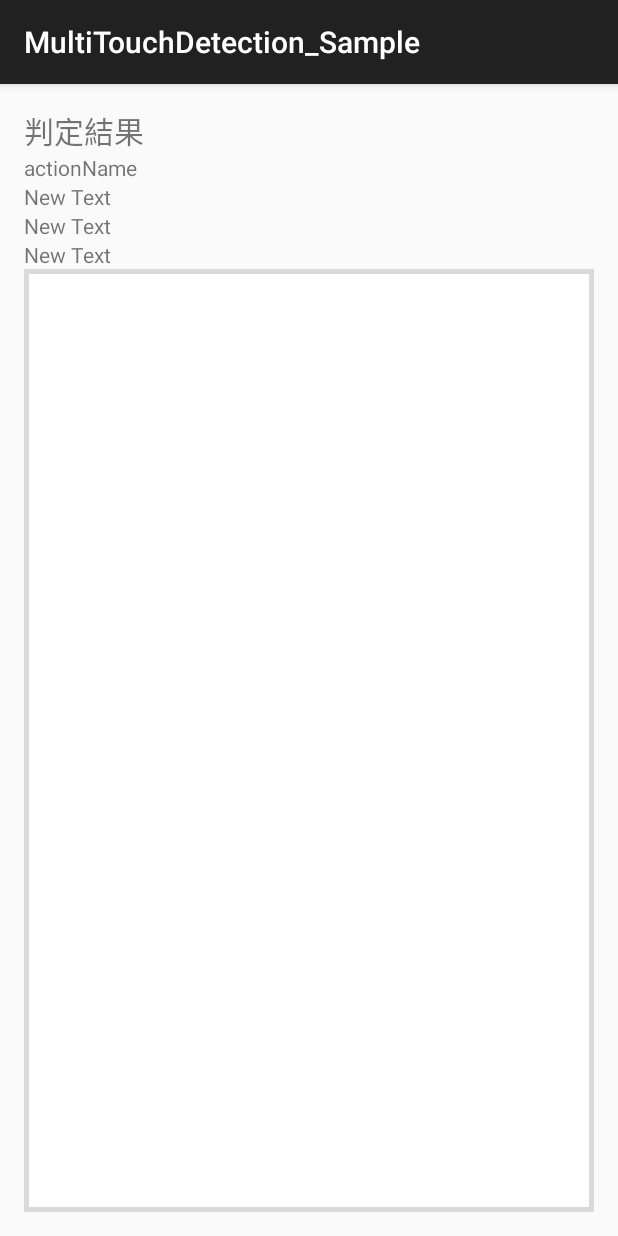
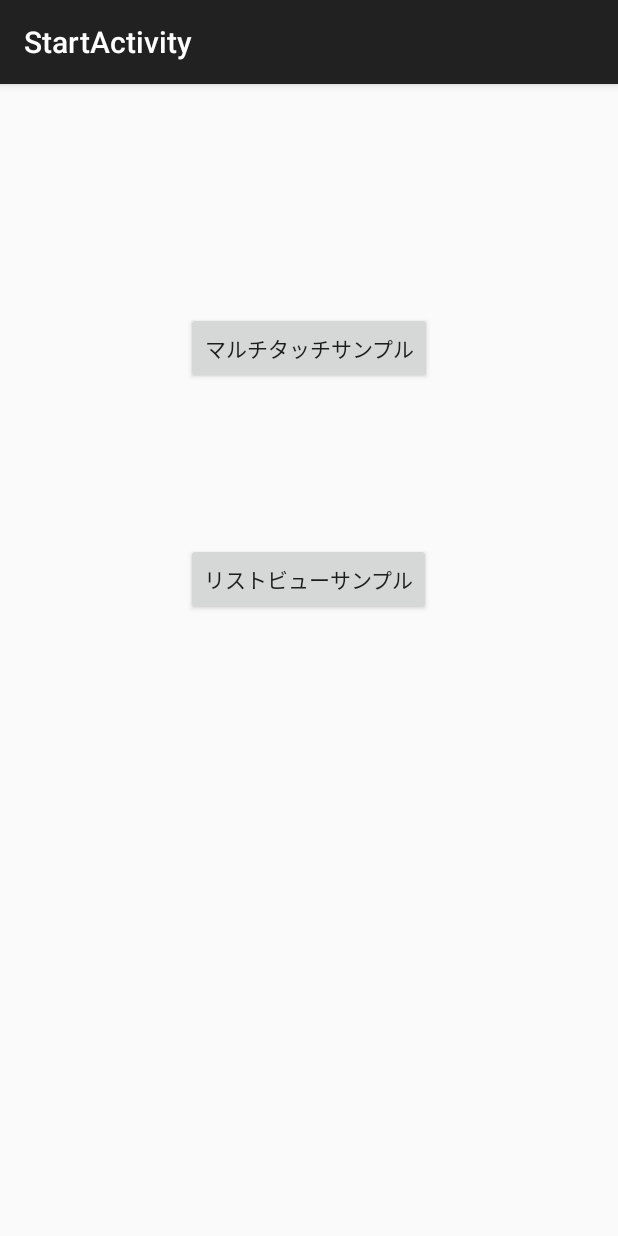
Before and after one commit to litmon/MultiTouchDetection_Sample, an Android app: the screen it shows after launch (MainActivity before the commit, StartActivity after it), on a phone screen of 412 x 824 dp. Run offline under Robolectric (Android 15) with nearby library versions, the phone set to English and light mode, and no system bars.

Commit message:
ListViewで各要素に対してスワイプ処理。

```diff
--- a/app/build.gradle
+++ b/app/build.gradle
@@ -22,4 +22,5 @@ android {
 dependencies {
     compile fileTree(dir: 'libs', include: ['*.jar'])
     compile 'com.android.support:appcompat-v7:22.0.0'
+    compile project(':libSFG')
 }
--- /dev/null
+++ b/app/src/main/java/com/lifeistech/android/multitouchdetection_sample/StartActivity.java
@@ -0,0 +1,28 @@
+package com.lifeistech.android.multitouchdetection_sample;
+
+import android.content.Intent;
+import android.support.v7.app.ActionBarActivity;
+import android.os.Bundle;
+import android.view.Menu;
+import android.view.MenuItem;
+import android.view.View;
+
+
+public class StartActivity extends ActionBarActivity {
+
+    @Override
+    protected void onCreate(Bundle savedInstanceState) {
+        super.onCreate(savedInstanceState);
+        setContentView(R.layout.activity_start);
+    }
+
+    public void startTapActivity(View v){
+        startActivity(new Intent(this, MainActivity.class));
+    }
+
+    public void startListActivity(View v){
+        startActivity(new Intent(this, DoubleFingerTapListActivity.class));
+
+    }
+
+}
--- /dev/null
+++ b/app/src/main/res/layout/activity_start.xml
@@ -0,0 +1,28 @@
+<RelativeLayout xmlns:android="http://schemas.android.com/apk/res/android"
+    xmlns:tools="http://schemas.android.com/tools" android:layout_width="match_parent"
+    android:layout_height="match_parent" android:paddingLeft="@dimen/activity_horizontal_margin"
+    android:paddingRight="@dimen/activity_horizontal_margin"
+    android:paddingTop="@dimen/activity_vertical_margin"
+    android:paddingBottom="@dimen/activity_vertical_margin"
+    tools:context="com.lifeistech.android.multitouchdetection_sample.StartActivity">
+
+    <Button
+        android:layout_width="wrap_content"
+        android:layout_height="wrap_content"
+        android:text="マルチタッチサンプル"
+        android:id="@+id/button"
+        android:layout_alignParentTop="true"
+        android:layout_centerHorizontal="true"
+        android:layout_marginTop="136dp"
+        android:onClick="startTapActivity" />
+
+    <Button
+        android:layout_width="wrap_content"
+        android:layout_height="wrap_content"
+        android:text="リストビューサンプル"
+        android:id="@+id/button2"
+        android:layout_below="@+id/button"
+        android:layout_centerHorizontal="true"
+        android:layout_marginTop="106dp"
+        android:onClick="startListActivity" />
+</RelativeLayout>
--- a/app/src/main/res/values/strings.xml
+++ b/app/src/main/res/values/strings.xml
@@ -3,4 +3,6 @@
 
     <string name="hello_world">Hello world!</string>
     <string name="action_settings">Settings</string>
+    <string name="title_activity_double_finger_tap_list">DoubleFingerTapListActivity</string>
+    <string name="title_activity_start">StartActivity</string>
 </resources>
--- a/settings.gradle
+++ b/settings.gradle
@@ -1 +1,2 @@
 include ':app'
+include ':libSFG'
```
Also changed, not shown: app/src/main/AndroidManifest.xml (+10 -0 lines), app/src/main/java/com/lifeistech/android/multitouchdetection_sample/DoubleFingerTapListActivity.java (added, +108 -0 lines), app/src/main/java/com/lifeistech/android/multitouchdetection_sample/Item.java (added, +19 -0 lines), app/src/main/java/com/lifeistech/android/multitouchdetection_sample/MainActivity.java (+13 -23 lines), app/src/main/res/layout/activity_double_finger_tap_list.xml (added, +9 -0 lines), app/src/main/res/layout/layout_list_item.xml (added, +15 -0 lines), app/src/main/res/menu/menu_double_finger_tap_list.xml (added, +7 -0 lines), app/src/main/res/menu/menu_start.xml (added, +7 -0 lines).
